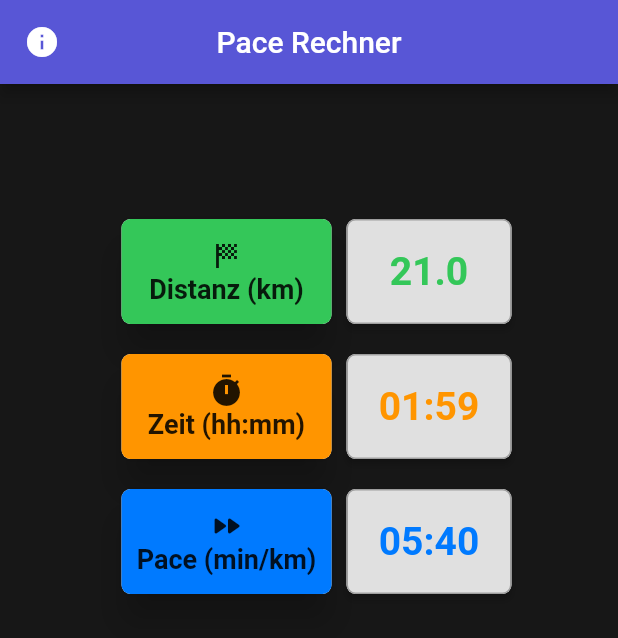
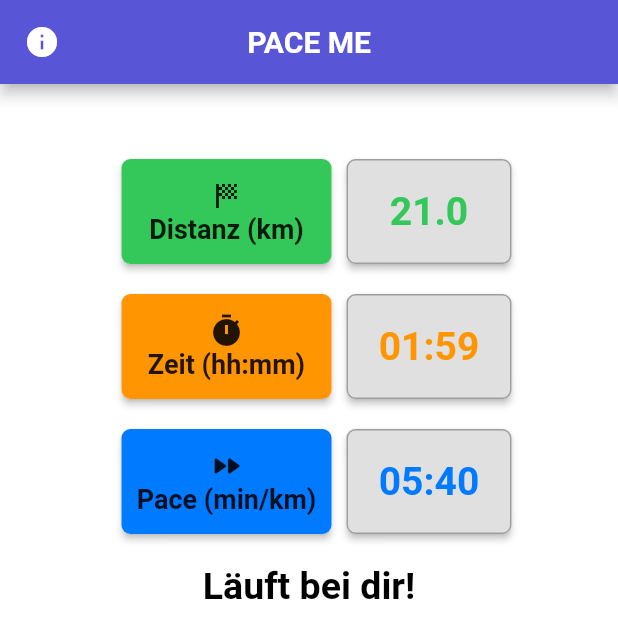
Before and after one commit to sebdombrowsky/publicDev, a Flutter app: the screen it shows after launch, after a tap on "Distanz (km)", on a phone screen of 412 x 824 dp. Shown: the top 638 px of the screen. Run offline on Flutter 3.47's test engine with Material 2 defaults, Android fonts, the phone set to English and light mode, and no system bars.

Commit message:
helles Design

```diff
--- /dev/null
+++ b/PaceRechner/App/pace_rechner/lib/models/sprueche.dart
@@ -0,0 +1,30 @@
+import 'package:pace_rechner/models/string_converter.dart';
+
+class Sprueche {
+  String GetSpruch(String _pace) {
+    StringConverter converter = StringConverter();
+    double? paceInMinuten = converter.ConvertStringToPaceInMinutenProKm(_pace);
+    if (paceInMinuten != null) {
+      double? pace = (paceInMinuten / 60);
+      if (pace >= 5 && pace < 6) {
+        return "Läuft bei dir!";
+      }
+      if (pace < 5 && pace > 4.5) {
+        return "Flott unterwegs!";
+      }
+      if (pace <= 4.5) {
+        return "Du Rakete!";
+      }
+      if (pace > 6 && pace < 7) {
+        return "Du bist im Flow!";
+      }
+      if (pace > 7 && pace < 8) {
+        return "Schritt für Schritt!";
+      }
+      if (pace > 8) {
+        return "I am walking on sunshine!";
+      }
+    }
+    return "";
+  }
+}
--- a/PaceRechner/App/pace_rechner/lib/pages/pace_rechner_page.dart
+++ b/PaceRechner/App/pace_rechner/lib/pages/pace_rechner_page.dart
@@ -1,6 +1,7 @@
 import 'package:flutter/cupertino.dart';
 import 'package:flutter/material.dart';
 import 'package:pace_rechner/models/rechner.dart';
+import 'package:pace_rechner/models/sprueche.dart';
 import 'package:pace_rechner/models/string_converter.dart';
 import 'package:pace_rechner/pages/pace_rechner_widgets/custom_button.dart';
 import 'package:pace_rechner/pages/pace_rechner_widgets/custom_distance_picker.dart';
@@ -18,9 +19,11 @@ class PaceRechnerPage extends StatefulWidget {
 class _PaceRechnerPageState extends State<PaceRechnerPage> {
   StringConverter converter = StringConverter();
   Rechner rechner = Rechner();
+  Sprueche sprueche = Sprueche();
   TextEditingController distanzController = TextEditingController();
   TextEditingController zeitController = TextEditingController();
   TextEditingController paceController = TextEditingController();
+  String spruch = "";
 
   @override
   Widget build(BuildContext context) {
@@ -30,9 +33,9 @@ class _PaceRechnerPageState extends State<PaceRechnerPage> {
     paceController.text = paceController.text == "" ?"05:40" : paceController.text;
 
     return Scaffold(
-      backgroundColor: CupertinoColors.darkBackgroundGray,
+      backgroundColor: Colors.white, // CupertinoColors.darkBackgroundGray,
       appBar: AppBar(
-        title: Text("Pace Rechner"),
+        title: Text("PACE ME", style: TextStyle(fontWeight: FontWeight.bold),),
         centerTitle: true,
         backgroundColor: CupertinoColors.systemIndigo,
         leading: IconButton (
@@ -45,7 +48,7 @@ class _PaceRechnerPageState extends State<PaceRechnerPage> {
       body: SingleChildScrollView(
         physics: const BouncingScrollPhysics(),
         child: Padding(
-          padding: const EdgeInsets.symmetric(vertical: 80),
+          padding: const EdgeInsets.symmetric(vertical: 40),
           child: Row(
             mainAxisAlignment: MainAxisAlignment.center,
             children: [
@@ -150,6 +153,10 @@ class _PaceRechnerPageState extends State<PaceRechnerPage> {
                       ),
                     ],
                   ),
+                  Padding(
+                    padding: const EdgeInsets.symmetric(vertical: 10),
+                    child: Text(spruch, style: TextStyle(color: Colors.black, fontWeight: FontWeight.bold, fontSize: 25),),
+                  ),
                 ],
               ),
             ],
@@ -162,18 +169,21 @@ class _PaceRechnerPageState extends State<PaceRechnerPage> {
   void PaceBerechnen(String _distanz, String _zeit) {
     setState(() {
       paceController.text = rechner.PaceBerechnen(_distanz, _zeit);
+      spruch = sprueche.GetSpruch(paceController.text);
     });
   }
 
   void DistanzBerechnen(String _zeit, String _pace) {
     setState(() {
       distanzController.text = rechner.DistanzBerechnen(_zeit, _pace);
+      spruch = sprueche.GetSpruch(paceController.text);
     });
   }
 
   void ZeitBerechnen(String _distanz, String _pace) {
     setState(() {
       zeitController.text = rechner.ZeitBerechnen(_distanz, _pace);
+      spruch = sprueche.GetSpruch(paceController.text);
     });
   }
 }
--- a/PaceRechner/App/pace_rechner/lib/pages/pace_rechner_widgets/custom_button.dart
+++ b/PaceRechner/App/pace_rechner/lib/pages/pace_rechner_widgets/custom_button.dart
@@ -16,7 +16,7 @@ class CustomButton extends StatelessWidget {
       child: InkWell(
         onTap: () => onPressed(),
         child: Material(
-          elevation: 10,
+          elevation: 2,
           borderRadius: BorderRadius.circular(6),
           child: Container(
             height: height,
--- a/PaceRechner/App/pace_rechner/lib/pages/pace_rechner_widgets/pop_up_dialog.dart
+++ b/PaceRechner/App/pace_rechner/lib/pages/pace_rechner_widgets/pop_up_dialog.dart
@@ -6,7 +6,7 @@ class PopUpDialog extends StatelessWidget {
   @override
   Widget build(BuildContext context) {
     return AlertDialog(
-      title: const Text('Pace Rechner Infos'),
+      title: const Text('Pace Me Infos'),
       content: Column(
         mainAxisSize: MainAxisSize.min,
         crossAxisAlignment: CrossAxisAlignment.start,
```
Also changed, not shown: 1 other file.
